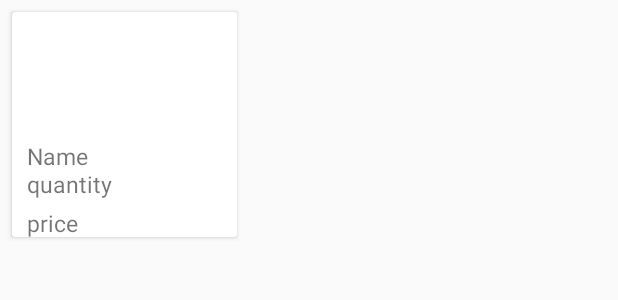
After one commit to Ayushgjl/AgileSquadron, an Android app: the layout layout_food.xml on its own in the app's theme, with its tools: preview values and no code run, on a phone screen of 412 x 824 dp. The commit adds this screen. Shown: the top 300 px of the screen. Run offline under Robolectric (Android 15) with nearby library versions, the phone set to English and light mode, and no system bars.

Commit message:
food item added in dashboard

```diff
--- a/app/src/main/AndroidManifest.xml
+++ b/app/src/main/AndroidManifest.xml
@@ -29,13 +29,15 @@
         <activity
             android:name=".Main2Activity"
             android:label="@string/title_activity_main2"
-            android:theme="@style/AppTheme.NoActionBar"></activity>
-        <activity android:name=".ui.RegisterActivity" >
+            android:theme="@style/AppTheme.NoActionBar">
             <intent-filter>
                 <action android:name="android.intent.action.MAIN" />
 
                 <category android:name="android.intent.category.LAUNCHER" />
             </intent-filter>
+        </activity>
+        <activity android:name=".ui.RegisterActivity" >
+
         </activity>
         <activity android:name=".ui.LoginActivity" />
         <activity android:name=".MainActivity">
--- /dev/null
+++ b/app/src/main/res/layout/layout_food.xml
@@ -0,0 +1,59 @@
+<?xml version="1.0" encoding="utf-8"?>
+<androidx.cardview.widget.CardView xmlns:android="http://schemas.android.com/apk/res/android"
+    android:layout_width="wrap_content"
+    android:layout_height="wrap_content"
+    android:layout_margin="8dp"
+    android:orientation="vertical">
+
+    <RelativeLayout
+        android:layout_width="150dp"
+        android:layout_height="150dp">
+
+        <ImageView
+            android:id="@+id/card1"
+            android:layout_width="200dp"
+            android:layout_height="80dp"
+            android:scaleType="fitXY"/>
+
+        <TextView
+            android:id="@+id/tvname"
+            android:layout_width="190dp"
+            android:layout_height="wrap_content"
+            android:layout_below="@+id/card1"
+            android:layout_alignParentStart="true"
+            android:layout_marginStart="10dp"
+            android:layout_marginLeft="70dp"
+            android:layout_marginTop="5dp"
+            android:text="Name"
+            android:textSize="15dp" />
+
+        <TextView
+            android:id="@+id/tvquantity"
+            android:layout_width="190dp"
+            android:layout_height="wrap_content"
+            android:layout_below="@+id/card1"
+            android:layout_alignParentStart="true"
+            android:layout_marginStart="10dp"
+            android:layout_marginLeft="70dp"
+            android:layout_marginTop="24dp"
+            android:text="quantity"
+            android:textSize="15dp" />
+
+
+        <TextView
+            android:id="@+id/tvprice"
+            android:layout_width="190dp"
+            android:layout_height="wrap_content"
+            android:layout_below="@+id/card1"
+            android:layout_alignParentStart="true"
+            android:layout_marginStart="10dp"
+            android:layout_marginLeft="70dp"
+            android:layout_marginTop="50dp"
+            android:text="price"
+            android:textSize="15dp" />
+
+
+    </RelativeLayout>
+
+
+</androidx.cardview.widget.CardView>
```
Also changed, not shown: app/src/main/java/com/example/agilesquadron/adapter/FoodAdapter.java (added, +100 -0 lines), app/src/main/java/com/example/agilesquadron/api/FoodApi.java (added, +25 -0 lines), app/src/main/java/com/example/agilesquadron/model/Food.java (added, +47 -0 lines), app/src/main/java/com/example/agilesquadron/ui/home/HomeFragment.java (+55 -5 lines), app/src/main/res/layout/fragment_home.xml (+136 -14 lines), app/src/main/res/drawable/a.png (added).
